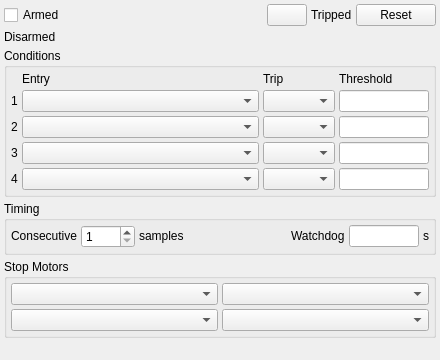
Qt form modules/interlock/scalarinterlockform.ui (northriv/KAME) before a commit.
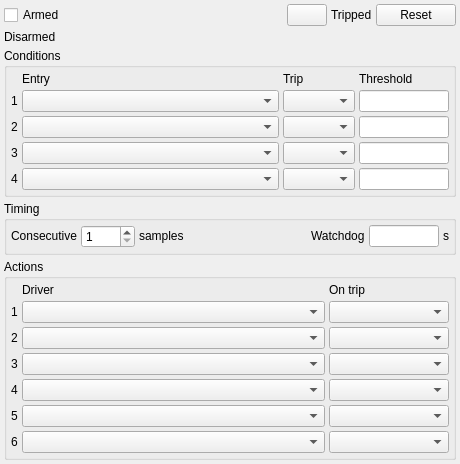
The same form after that commit.

Commit message: interlock: actions beyond motors -- lasers, RF, outputs, valves, relays

What changed in the file:
```diff
--- a/modules/interlock/scalarinterlockform.ui
+++ b/modules/interlock/scalarinterlockform.ui
@@ -2,7 +2,7 @@
 <ui version="4.0">
  <class>FrmScalarInterlock</class>
  <widget class="QMainWindow" name="FrmScalarInterlock">
-  <property name="geometry"><rect><x>0</x><y>0</y><width>440</width><height>360</height></rect></property>
+  <property name="geometry"><rect><x>0</x><y>0</y><width>460</width><height>440</height></rect></property>
   <property name="windowTitle"><string>Scalar Interlock</string></property>
   <widget class="QWidget" name="widget">
    <layout class="QVBoxLayout">
@@ -184,34 +184,106 @@
     </item>
     <item>
      <widget class="QGroupBox" name="groupBox3">
-      <property name="title"><string>Stop Motors</string></property>
+      <property name="title"><string>Actions</string></property>
       <layout class="QGridLayout">
-     <property name="leftMargin"><number>4</number></property>
-     <property name="topMargin"><number>4</number></property>
-     <property name="rightMargin"><number>4</number></property>
-     <property name="bottomMargin"><number>4</number></property>
-     <property name="horizontalSpacing"><number>4</number></property>
-     <property name="verticalSpacing"><number>4</number></property>
-      <item row="0" column="0">
-       <widget class="QComboBox" name="m_cmbMotor1">
-        <property name="sizePolicy"><sizepolicy hsizetype="Expanding" vsizetype="Fixed"><horstretch>1</horstretch><verstretch>0</verstretch></sizepolicy></property>
-       </widget>
-      </item>
-      <item row="0" column="1">
-       <widget class="QComboBox" name="m_cmbMotor2">
-        <property name="sizePolicy"><sizepolicy hsizetype="Expanding" vsizetype="Fixed"><horstretch>1</horstretch><verstretch>0</verstretch></sizepolicy></property>
-       </widget>
-      </item>
-      <item row="1" column="0">
-       <widget class="QComboBox" name="m_cmbMotor3">
-        <property name="sizePolicy"><sizepolicy hsizetype="Expanding" vsizetype="Fixed"><horstretch>1</horstretch><verstretch>0</verstretch></sizepolicy></property>
-       </widget>
-      </item>
+      <property name="leftMargin"><number>4</number></property>
+      <property name="topMargin"><number>4</number></property>
+      <property name="rightMargin"><number>4</number></property>
+      <property name="bottomMargin"><number>4</number></property>
+      <property name="horizontalSpacing"><number>4</number></property>
+      <property name="verticalSpacing"><number>4</number></property>
+      <item row="0" column="1"><widget class="QLabel" name="textLabel9">
+        <property name="sizePolicy"><sizepolicy hsizetype="Preferred" vsizetype="Fixed"><horstretch>0</horstretch><verstretch>0</verstretch></sizepolicy></property>
+        <property name="text"><string>Driver</string></property>
+       </widget></item>
+      <item row="0" column="2"><widget class="QLabel" name="textLabel10">
+        <property name="sizePolicy"><sizepolicy hsizetype="Preferred" vsizetype="Fixed"><horstretch>0</horstretch><verstretch>0</verstretch></sizepolicy></property>
+        <property name="text"><string>On trip</string></property>
+       </widget></item>
+      <item row="1" column="0"><widget class="QLabel" name="textLabelAct1">
+        <property name="sizePolicy"><sizepolicy hsizetype="Preferred" vsizetype="Fixed"><horstretch>0</horstretch><verstretch>0</verstretch></sizepolicy></property>
+        <property name="text"><string>1</string></property>
+       </widget></item>
       <item row="1" column="1">
        <widget class="QComboBox" name="m_cmbMotor4">
         <property name="sizePolicy"><sizepolicy hsizetype="Expanding" vsizetype="Fixed"><horstretch>1</horstretch><verstretch>0</verstretch></sizepolicy></property>
        </widget>
       </item>
+      <item row="1" column="2">
+       <widget class="QComboBox" name="m_cmbActionOp1">
+        <property name="minimumSize"><size><width>120</width><height>0</height></size></property>
+       </widget>
+      </item>
+      <item row="2" column="0"><widget class="QLabel" name="textLabelAct2">
+        <property name="sizePolicy"><sizepolicy hsizetype="Preferred" vsizetype="Fixed"><horstretch>0</horstretch><verstretch>0</verstretch></sizepolicy></property>
+        <property name="text"><string>2</string></property>
+       </widget></item>
+      <item row="2" column="1">
+       <widget class="QComboBox" name="m_cmbActionDriver2">
+        <property name="sizePolicy"><sizepolicy hsizetype="Expanding" vsizetype="Fixed"><horstretch>1</horstretch><verstretch>0</verstretch></sizepolicy></property>
+       </widget>
+      </item>
+      <item row="2" column="2">
+       <widget class="QComboBox" name="m_cmbActionOp2">
+        <property name="minimumSize"><size><width>120</width><height>0</height></size></property>
+       </widget>
+      </item>
+      <item row="3" column="0"><widget class="QLabel" name="textLabelAct3">
+        <property name="sizePolicy"><sizepolicy hsizetype="Preferred" vsizetype="Fixed"><horstretch>0</horstretch><verstretch>0</verstretch></sizepolicy></property>
+        <property name="text"><string>3</string></property>
+       </widget></item>
+      <item row="3" column="1">
+       <widget class="QComboBox" name="m_cmbActionDriver3">
+        <property name="sizePolicy"><sizepolicy hsizetype="Expanding" vsizetype="Fixed"><horstretch>1</horstretch><verstretch>0</verstretch></sizepolicy></property>
+       </widget>
+      </item>
+      <item row="3" column="2">
+       <widget class="QComboBox" name="m_cmbActionOp3">
+        <property name="minimumSize"><size><width>120</width><height>0</height></size></property>
+       </widget>
+      </item>
+      <item row="4" column="0"><widget class="QLabel" name="textLabelAct4">
+        <property name="sizePolicy"><sizepolicy hsizetype="Preferred" vsizetype="Fixed"><horstretch>0</horstretch><verstretch>0</verstretch></sizepolicy></property>
+        <property name="text"><string>4</string></property>
+       </widget></item>
+      <item row="4" column="1">
+       <widget class="QComboBox" name="m_cmbActionDriver4">
+        <property name="sizePolicy"><sizepolicy hsizetype="Expanding" vsizetype="Fixed"><horstretch>1</horstretch><verstretch>0</verstretch></sizepolicy></property>
+       </widget>
+      </item>
+      <item row="4" column="2">
+       <widget class="QComboBox" name="m_cmbActionOp4">
+        <property name="minimumSize"><size><width>120</width><height>0</height></size></property>
+       </widget>
+      </item>
+      <item row="5" column="0"><widget class="QLabel" name="textLabelAct5">
+        <property name="sizePolicy"><sizepolicy hsizetype="Preferred" vsizetype="Fixed"><horstretch>0</horstretch><verstretch>0</verstretch></sizepolicy></property>
+        <property name="text"><string>5</string></property>
+       </widget></item>
+      <item row="5" column="1">
+       <widget class="QComboBox" name="m_cmbActionDriver5">
+        <property name="sizePolicy"><sizepolicy hsizetype="Expanding" vsizetype="Fixed"><horstretch>1</horstretch><verstretch>0</verstretch></sizepolicy></property>
+       </widget>
+      </item>
+      <item row="5" column="2">
+       <widget class="QComboBox" name="m_cmbActionOp5">
+        <property name="minimumSize"><size><width>120</width><height>0</height></size></property>
+       </widget>
+      </item>
+      <item row="6" column="0"><widget class="QLabel" name="textLabelAct6">
+        <property name="sizePolicy"><sizepolicy hsizetype="Preferred" vsizetype="Fixed"><horstretch>0</horstretch><verstretch>0</verstretch></sizepolicy></property>
+        <property name="text"><string>6</string></property>
+       </widget></item>
+      <item row="6" column="1">
+       <widget class="QComboBox" name="m_cmbActionDriver6">
+        <property name="sizePolicy"><sizepolicy hsizetype="Expanding" vsizetype="Fixed"><horstretch>1</horstretch><verstretch>0</verstretch></sizepolicy></property>
+       </widget>
+      </item>
+      <item row="6" column="2">
+       <widget class="QComboBox" name="m_cmbActionOp6">
+        <property name="minimumSize"><size><width>120</width><height>0</height></size></property>
+       </widget>
+      </item>
       </layout>
      </widget>
     </item>
```
Left out of the diff: 18 changed lines with no effect on the pictures. The commit also changes 7 other files.
